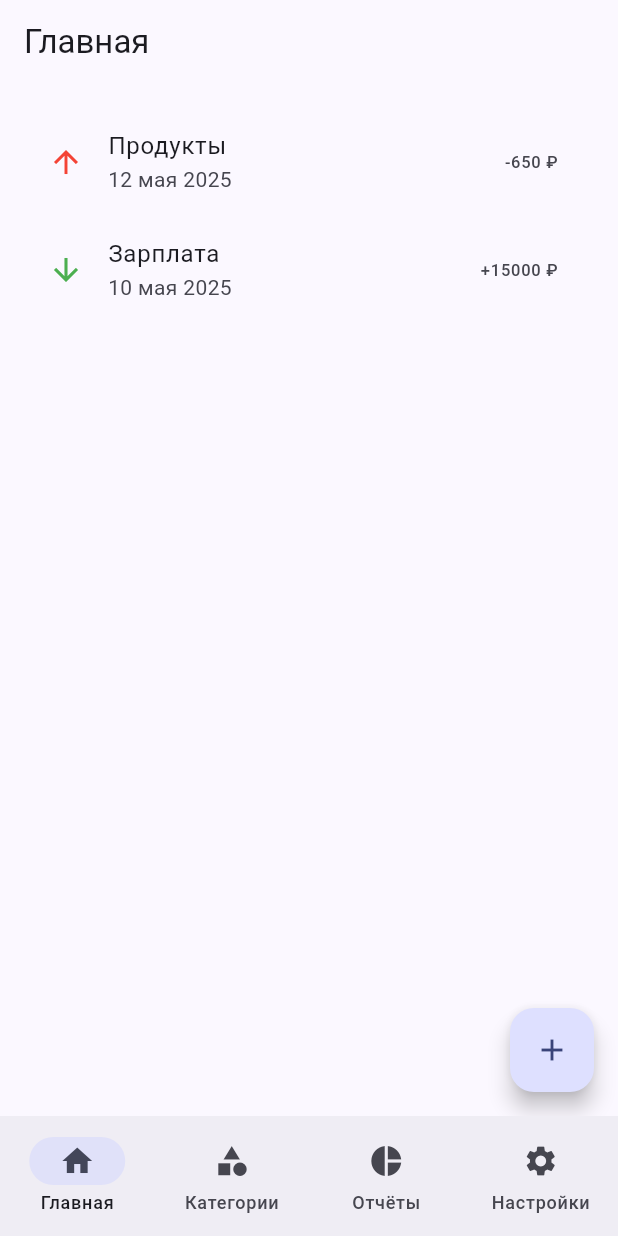
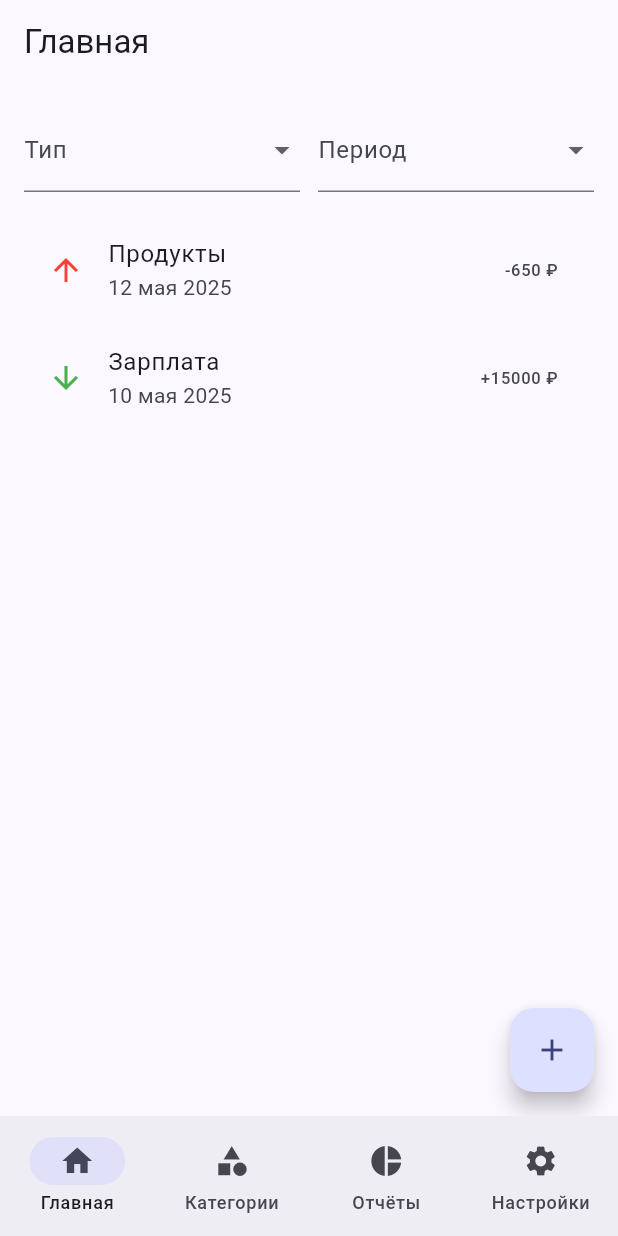
Before and after one commit to Dev-saint/FinliteApp, a Flutter app: the screen it shows after launch, on a phone screen of 412 x 824 dp. Run offline on Flutter 3.47's test engine with Material 3 defaults, Android fonts, the phone set to English and light mode, and no system bars.

Commit message:
Add filter UI to home screen

```diff
--- a/lib/screens/home_screen.dart
+++ b/lib/screens/home_screen.dart
@@ -15,8 +15,40 @@ class HomeScreen extends StatelessWidget {
   Widget build(BuildContext context) {
     return Scaffold(
       appBar: AppBar(title: const Text('Главная')),
-      body: ListView(
+      body: Padding(
         padding: const EdgeInsets.all(16),
+        child: Column(
+          children: [
+            Row(
+              children: [
+                Expanded(
+                  child: DropdownButtonFormField<String>(
+                    decoration: const InputDecoration(labelText: 'Тип'),
+                    items: const [
+                      DropdownMenuItem(value: 'все', child: Text('Все')),
+                      DropdownMenuItem(value: 'доход', child: Text('Доход')),
+                      DropdownMenuItem(value: 'расход', child: Text('Расход')),
+                    ],
+                    onChanged: (_) {},
+                  ),
+                ),
+                const SizedBox(width: 12),
+                Expanded(
+                  child: DropdownButtonFormField<String>(
+                    decoration: const InputDecoration(labelText: 'Период'),
+                    items: const [
+                      DropdownMenuItem(value: 'месяц', child: Text('Месяц')),
+                      DropdownMenuItem(value: 'неделя', child: Text('Неделя')),
+                      DropdownMenuItem(value: 'всё', child: Text('Всё время')),
+                    ],
+                    onChanged: (_) {},
+                  ),
+                ),
+              ],
+            ),
+            const SizedBox(height: 16),
+            Expanded(
+              child: ListView(
                 children: const [
                   ListTile(
                     leading: Icon(Icons.arrow_upward, color: Colors.red),
@@ -32,6 +64,10 @@ class HomeScreen extends StatelessWidget {
                   ),
                 ],
               ),
+            ),
+          ],
+        ),
+      ),
       floatingActionButton: FloatingActionButton(
         onPressed: () => _openAddTransactionScreen(context),
         child: const Icon(Icons.add),
```
Lines whose indentation alone changed are shown as unchanged.
